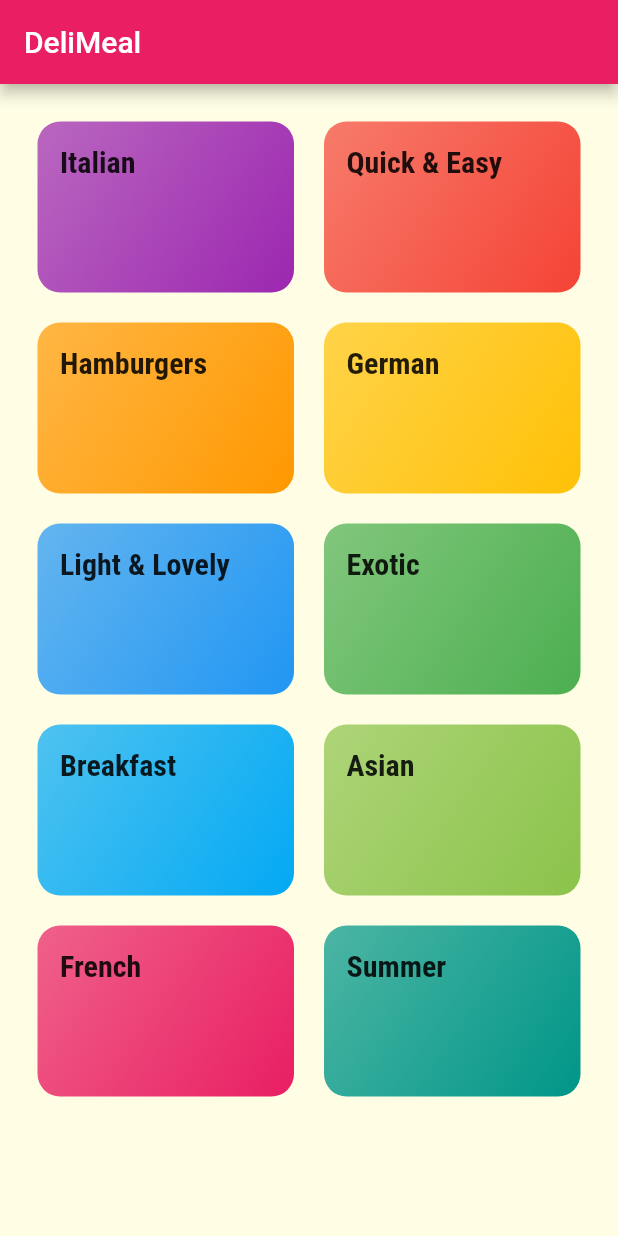
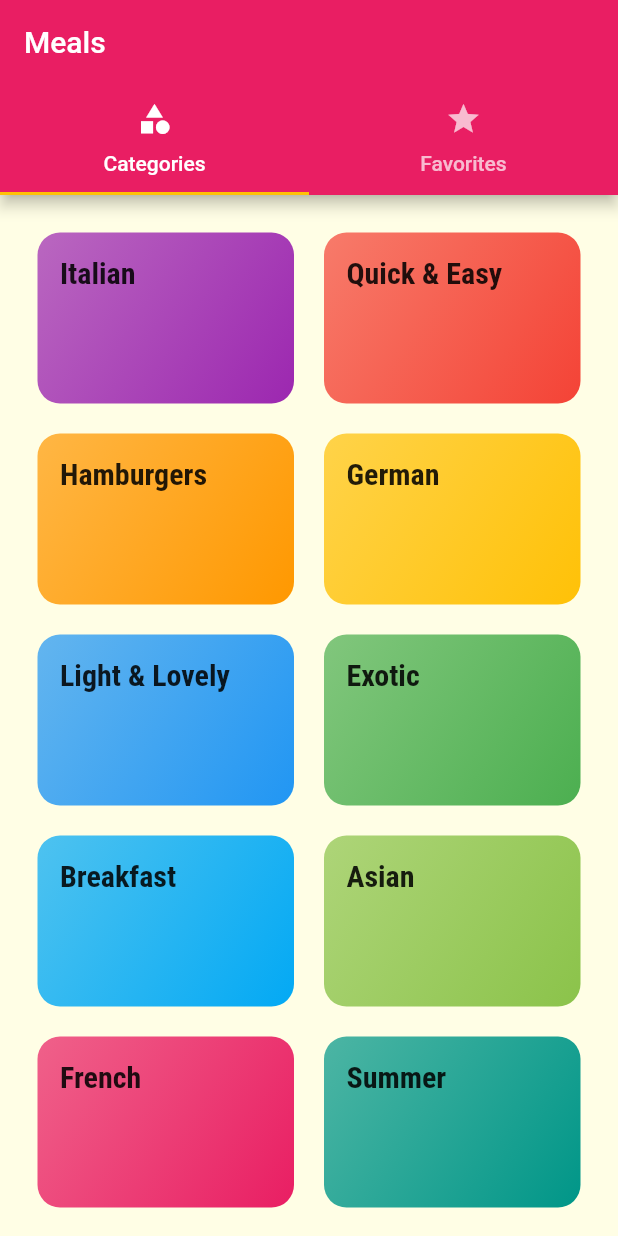
Before and after one commit to BearCola/flutter_delimeal, a Flutter app: the screen it shows after launch, on a phone screen of 412 x 824 dp. Run offline on Flutter 3.47's test engine with Material 2 defaults, Android fonts, the phone set to English and light mode, and no system bars.

Commit message:
add tabbar

```diff
--- a/lib/main.dart
+++ b/lib/main.dart
@@ -2,6 +2,7 @@ import 'package:flutter/material.dart';
 import 'package:flutter_diet_meal/screens/categories_screen.dart';
 import 'package:flutter_diet_meal/screens/category_meals_screen.dart';
 import 'package:flutter_diet_meal/screens/meal_detail_screen.dart';
+import 'package:flutter_diet_meal/screens/tabs_screen.dart';
 
 void main() => runApp(MyApp());
 
@@ -30,9 +31,17 @@ class MyApp extends StatelessWidget {
       ),
       initialRoute: '/',
       routes: {
-        '/': (ctx) => CategoriesScreen(),
+        '/': (ctx) => TabsScreen(),
         CategoryMealsScreen.routeName: (ctx) => CategoryMealsScreen(),
         MealDetailScreen.routeName: (ctx) => MealDetailScreen(),
+      },
+      onGenerateRoute: (settings) {
+        print(settings.arguments);
+
+//        return MaterialPageRoute(builder: (ctx) => CategoryMealsScreen());
+      },
+      onUnknownRoute: (settings) {
+        return MaterialPageRoute(builder: (ctx) => CategoryMealsScreen());
       },
     );
   }
--- a/lib/screens/categories_screen.dart
+++ b/lib/screens/categories_screen.dart
@@ -6,11 +6,7 @@ import 'package:flutter_diet_meal/dummy_data.dart';
 class CategoriesScreen extends StatelessWidget {
   @override
   Widget build(BuildContext context) {
-    return Scaffold(
-      appBar: AppBar(
-        title: const Text('DeliMeal'),
-      ),
-      body: GridView(
+    return GridView(
       padding: const EdgeInsets.all(25),
       children: DUMMY_CATEGORIES
           .map(
@@ -27,7 +23,6 @@ class CategoriesScreen extends StatelessWidget {
         crossAxisSpacing: 20,
         mainAxisSpacing: 20,
       ),
-      ),
     );
   }
 }
--- /dev/null
+++ b/lib/screens/tabs_screen.dart
@@ -0,0 +1,41 @@
+import 'package:flutter/material.dart';
+import 'package:flutter_diet_meal/screens/categories_screen.dart';
+import 'package:flutter_diet_meal/screens/favorites_screen.dart';
+
+class TabsScreen extends StatefulWidget {
+  @override
+  _TabsScreenState createState() => _TabsScreenState();
+}
+
+class _TabsScreenState extends State<TabsScreen> {
+  @override
+  Widget build(BuildContext context) {
+    return DefaultTabController(
+      length: 2,
+//      initialIndex: 1,
+      child: Scaffold(
+        appBar: AppBar(
+          title: Text("Meals"),
+          bottom: TabBar(
+            tabs: <Widget>[
+              Tab(
+                icon: Icon(Icons.category),
+                text: "Categories",
+              ),
+              Tab(
+                icon: Icon(Icons.star),
+                text: "Favorites",
+              ),
+            ],
+          ),
+        ),
+        body: TabBarView(
+          children: <Widget>[
+            CategoriesScreen(),
+            FavoritesScreen(),
+          ],
+        ),
+      ),
+    );
+  }
+}
```
Also changed, not shown: lib/screens/favorites_screen.dart (added, +10 -0 lines), lib/screens/meal_detail_screen.dart (+76 -3 lines). Lines whose indentation alone changed are shown as unchanged.
